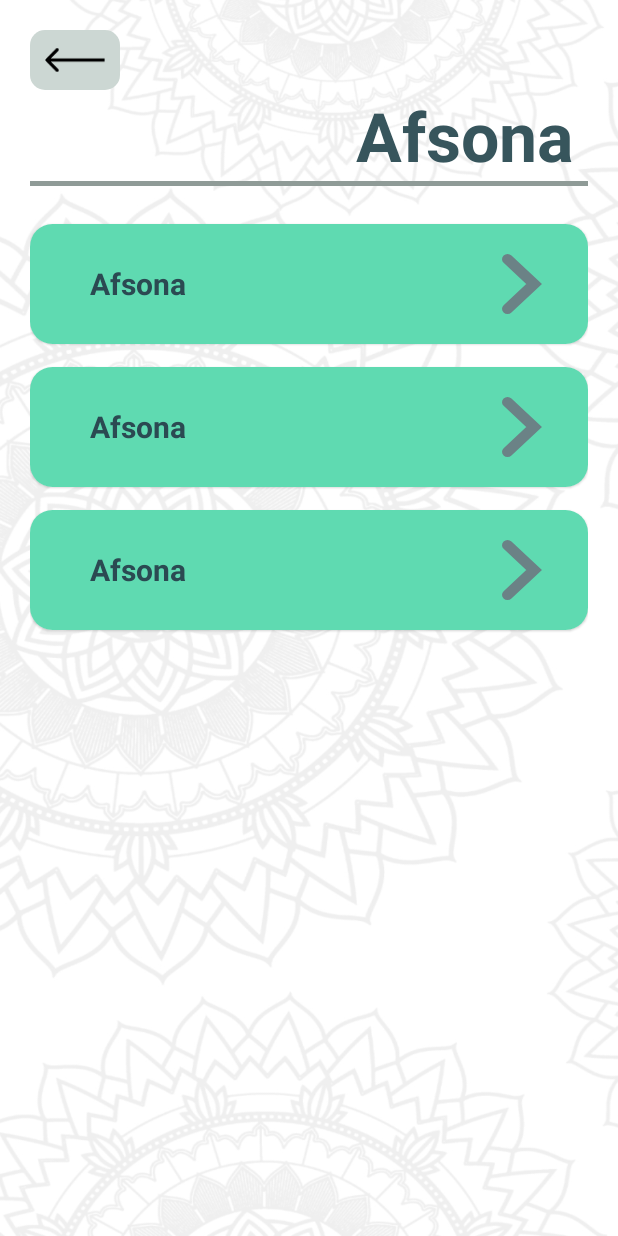
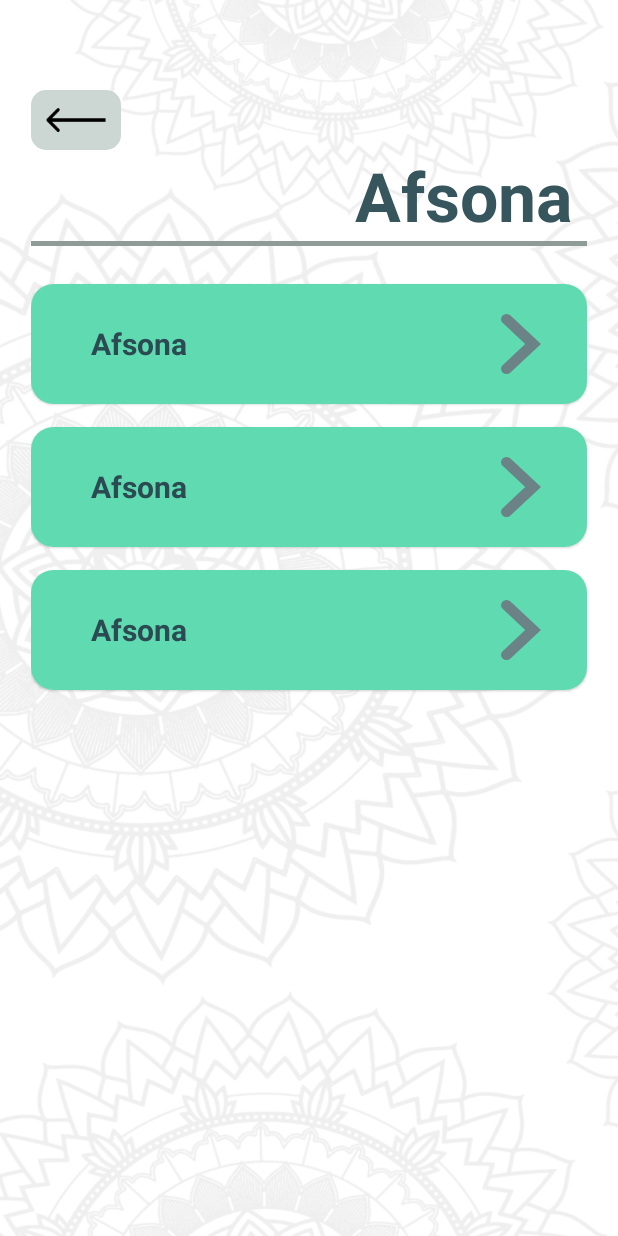
Before and after one commit to SardorSafarov/Dictionary, an Android app: the layout activity_page1.xml on its own in the app's theme, with its tools: preview values and no code run, on a phone screen of 412 x 824 dp. Run offline under Robolectric (Android 15) with nearby library versions, the phone set to English and light mode, and no system bars.

Commit message:
search gone

```diff
--- a/app/src/main/AndroidManifest.xml
+++ b/app/src/main/AndroidManifest.xml
@@ -25,7 +25,8 @@
         <activity
             android:name=".Page2Activity"
             android:exported="false"
-            android:screenOrientation="portrait">
+            android:screenOrientation="portrait"
+            android:theme="@style/Theme.Dictionary.NoActionBarAndStatusBar">
             <meta-data
                 android:name="android.app.lib_name"
                 android:value="" />
@@ -33,7 +34,8 @@
         <activity
             android:name=".Page1Activity"
             android:exported="false"
-            android:screenOrientation="portrait">
+            android:screenOrientation="portrait"
+            android:theme="@style/Theme.Dictionary.NoActionBarAndStatusBar">
             <meta-data
                 android:name="android.app.lib_name"
                 android:value="" />
--- a/app/src/main/res/layout/activity_page1.xml
+++ b/app/src/main/res/layout/activity_page1.xml
@@ -1,43 +1,54 @@
 <?xml version="1.0" encoding="utf-8"?>
-<androidx.appcompat.widget.LinearLayoutCompat xmlns:android="http://schemas.android.com/apk/res/android"
+<androidx.constraintlayout.widget.ConstraintLayout xmlns:android="http://schemas.android.com/apk/res/android"
     xmlns:app="http://schemas.android.com/apk/res-auto"
     xmlns:tools="http://schemas.android.com/tools"
     android:layout_width="match_parent"
     android:layout_height="match_parent"
     android:background="@drawable/bg_main22"
     android:orientation="vertical"
-    android:paddingHorizontal="@dimen/margin_padding_20dp"
-    android:paddingTop="@dimen/margin_padding_20dp"
     tools:context=".Page1Activity">
+
+    <androidx.appcompat.widget.LinearLayoutCompat
+        android:layout_width="0dp"
+        android:layout_height="match_parent"
+        android:orientation="vertical"
+        app:layout_constraintEnd_toEndOf="parent"
+        app:layout_constraintStart_toStartOf="parent"
+        app:layout_constraintTop_toTopOf="parent"
+        app:layout_constraintWidth_percent="0.9">
 
         <ImageView
             android:id="@+id/ic_back"
             android:layout_width="60dp"
             android:layout_height="40dp"
+            android:layout_marginTop="@dimen/margin_padding_60dp"
+            android:background="@drawable/bg_search_view"
             android:padding="@dimen/margin_padding_10dp"
-        android:background="@drawable/bg_search_view"
             android:src="@drawable/ic_back_left" />
 
         <TextView
+            android:id="@+id/title"
             android:layout_width="wrap_content"
             android:layout_height="wrap_content"
+            android:layout_gravity="end"
+            android:layout_marginEnd="@dimen/margin_padding_10dp"
             android:text="Afsona"
-        android:textStyle="bold"
             android:textColor="#37555c"
             android:textSize="45sp"
-        android:layout_marginEnd="@dimen/margin_padding_10dp"
-        android:layout_gravity="end"
-        />
+            android:textStyle="bold" />
+
         <View
             android:layout_width="match_parent"
             android:layout_height="3dp"
-        android:background="#8f9b97"
-        />
+            android:background="#8f9b97" />
+
         <androidx.recyclerview.widget.RecyclerView
             android:id="@+id/recView"
-        android:layout_marginTop="@dimen/margin_padding_10dp"
             android:layout_width="match_parent"
             android:layout_height="match_parent"
-        tools:listitem="@layout/item_page1_rec"
-        />
+            android:layout_marginTop="@dimen/margin_padding_10dp"
+            android:overScrollMode="never"
+            tools:listitem="@layout/item_page1_rec" />
     </androidx.appcompat.widget.LinearLayoutCompat>
+
+</androidx.constraintlayout.widget.ConstraintLayout>
--- a/app/src/main/res/values/dimens.xml
+++ b/app/src/main/res/values/dimens.xml
@@ -6,4 +6,8 @@
     <dimen name="text_size_30sp">30sp</dimen>
     <dimen name="margin_padding_5dp">5dp</dimen>
     <dimen name="margin_padding_30dp">30dp</dimen>
+    <dimen name="text_size_20sp">20sp</dimen>
+    <dimen name="text_size_18sp">18sp</dimen>
+    <dimen name="margin_padding_50dp">50dp</dimen>
+    <dimen name="margin_padding_60dp">60dp</dimen>
 </resources>
--- a/app/src/main/res/values/themes.xml
+++ b/app/src/main/res/values/themes.xml
@@ -12,6 +12,7 @@
         <!-- Status bar color. -->
         <item name="android:statusBarColor">?attr/colorPrimaryVariant</item>
         <!-- Customize your theme here. -->
+        <item name="android:windowLightStatusBar">true</item>
     </style>
 
     <style name="Theme.Dictionary.NoActionBarAndStatusBar">
```
Also changed, not shown: app/src/main/java/com/example/zamin/dictionary/MainActivity.kt (+5 -5 lines), app/src/main/java/com/example/zamin/dictionary/Page1Activity.kt (+11 -2 lines), app/src/main/java/com/example/zamin/dictionary/Page2Activity.kt (+10 -0 lines), app/src/main/res/layout/activity_page2.xml (+48 -5 lines). Lines whose indentation alone changed are shown as unchanged.
